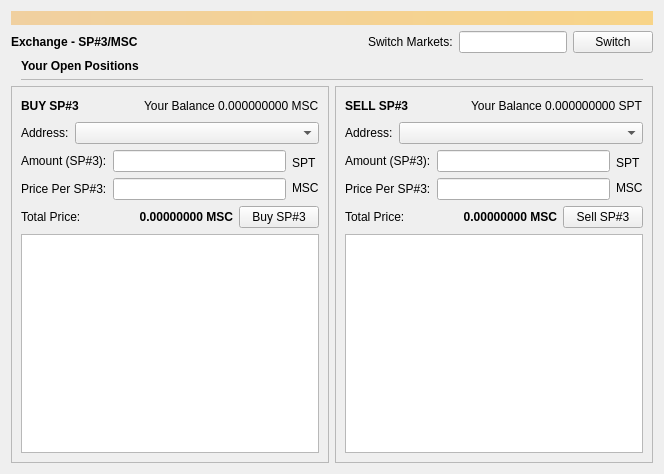
The window that src/qt/forms/metadexdialog.ui (zathras-crypto/mastercore) describes before a commit, drawn with Qt 5.
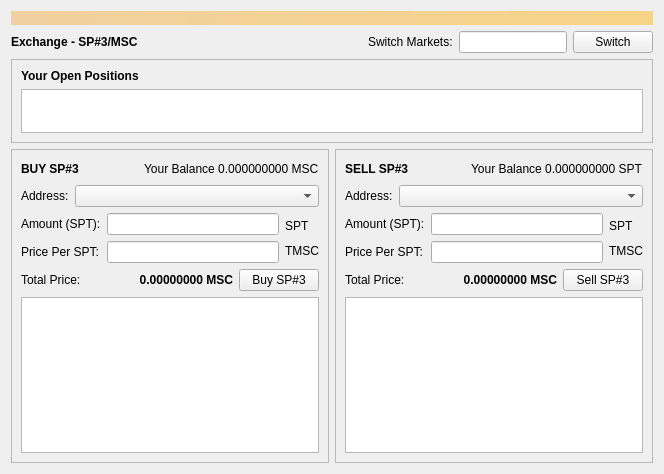
The same window after the commit.

The edit to the form file:
```diff
--- a/src/qt/forms/metadexdialog.ui
+++ b/src/qt/forms/metadexdialog.ui
@@ -116,6 +116,53 @@
      <property name="rightMargin">
       <number>10</number>
      </property>
+    </layout>
+   </item>
+   <item>
+    <layout class="QVBoxLayout" name="verticalLayout_8">
+     <property name="spacing">
+      <number>6</number>
+     </property>
+     <property name="topMargin">
+      <number>0</number>
+     </property>
+     <item>
+      <widget class="QFrame" name="horizontalFrame_4">
+       <property name="frameShape">
+        <enum>QFrame::StyledPanel</enum>
+       </property>
+       <property name="frameShadow">
+        <enum>QFrame::Raised</enum>
+       </property>
+       <layout class="QHBoxLayout" name="horizontalLayout_12">
+        <property name="leftMargin">
+         <number>9</number>
+        </property>
+        <property name="topMargin">
+         <number>9</number>
+        </property>
+        <property name="rightMargin">
+         <number>9</number>
+        </property>
+        <property name="bottomMargin">
+         <number>9</number>
+        </property>
+        <item>
+         <layout class="QHBoxLayout" name="horizontalLayout_3">
+          <property name="spacing">
+           <number>6</number>
+          </property>
+          <property name="topMargin">
+           <number>0</number>
+          </property>
+          <item>
+           <layout class="QVBoxLayout" name="verticalLayout_9">
+            <property name="topMargin">
+             <number>0</number>
+            </property>
+            <property name="rightMargin">
+             <number>0</number>
+            </property>
      <item>
       <widget class="QLabel" name="propertyIDLabel">
        <property name="font">
@@ -133,9 +180,9 @@
       </widget>
      </item>
      <item>
-      <widget class="QListWidget" name="listWidget_3">
+             <widget class="QTableWidget" name="openOrders">
        <property name="sizePolicy">
-        <sizepolicy hsizetype="Expanding" vsizetype="Ignored">
+               <sizepolicy hsizetype="Expanding" vsizetype="Minimum">
          <horstretch>0</horstretch>
          <verstretch>0</verstretch>
         </sizepolicy>
@@ -143,9 +190,28 @@
        <property name="minimumSize">
         <size>
          <width>0</width>
-         <height>1</height>
-        </size>
-       </property>
+                <height>20</height>
+               </size>
+              </property>
+              <property name="maximumSize">
+               <size>
+                <width>16777215</width>
+                <height>80</height>
+               </size>
+              </property>
+              <property name="rowCount">
+               <number>0</number>
+              </property>
+              <attribute name="horizontalHeaderDefaultSectionSize">
+               <number>100</number>
+              </attribute>
+             </widget>
+            </item>
+           </layout>
+          </item>
+         </layout>
+        </item>
+       </layout>
       </widget>
      </item>
     </layout>
@@ -244,7 +310,7 @@
               <item row="0" column="0">
                <widget class="QLabel" name="label_4">
                 <property name="text">
-                 <string>Amount (SP#3):</string>
+                 <string>Amount (SPT):</string>
                 </property>
                </widget>
               </item>
@@ -257,7 +323,7 @@
               <item row="1" column="0">
                <widget class="QLabel" name="label_5">
                 <property name="text">
-                 <string>Price Per SP#3:</string>
+                 <string>Price Per SPT:</string>
                 </property>
                </widget>
               </item>
@@ -289,7 +355,7 @@
                 <item>
                  <widget class="QLabel" name="label_7">
                   <property name="text">
-                   <string>MSC</string>
+                   <string>TMSC</string>
                   </property>
                  </widget>
                 </item>
@@ -452,7 +518,7 @@
               <item row="0" column="0">
                <widget class="QLabel" name="divisible">
                 <property name="text">
-                 <string>Amount (SP#3):</string>
+                 <string>Amount (SPT):</string>
                 </property>
                </widget>
               </item>
@@ -462,7 +528,7 @@
               <item row="1" column="0">
                <widget class="QLabel" name="issuancetype">
                 <property name="text">
-                 <string>Price Per SP#3:</string>
+                 <string>Price Per SPT:</string>
                 </property>
                </widget>
               </item>
@@ -497,7 +563,7 @@
                 <item>
                  <widget class="QLabel" name="label_9">
                   <property name="text">
-                   <string>MSC</string>
+                   <string>TMSC</string>
                   </property>
                  </widget>
                 </item>
@@ -558,14 +624,7 @@
            </layout>
           </item>
           <item>
-           <widget class="QListWidget" name="sellList">
-            <property name="sizePolicy">
-             <sizepolicy hsizetype="Expanding" vsizetype="Expanding">
-              <horstretch>0</horstretch>
-              <verstretch>0</verstretch>
-             </sizepolicy>
-            </property>
-           </widget>
+           <widget class="QTableWidget" name="sellList"/>
           </item>
          </layout>
         </widget>
```
Left out of the diff: 8 changed lines with no effect on the pictures. Lines whose indentation alone changed are shown as unchanged.
